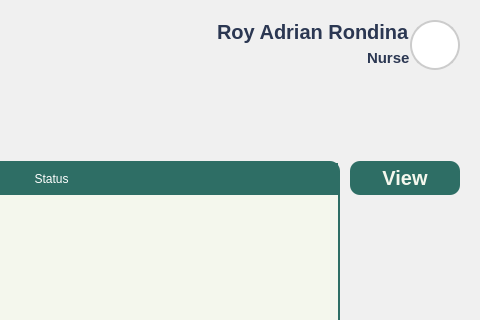
Old version of the form Views/Staff_Transactions.ui in the repository VinsmokeSanji69/COVACHA_CLINIC_SYSTEM; both pictures show x 665 to 1145 and y 0 to 320 of the 1145 by 817 pixel window.
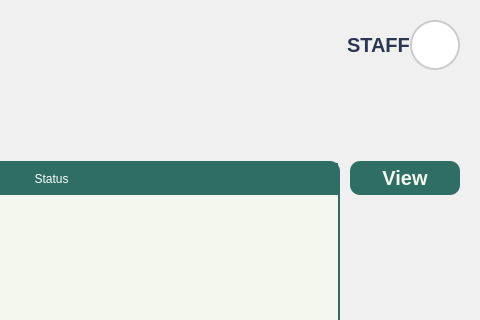
New version of the form. Icons and pictures are not drawn.

```diff
--- a/Views/Staff_Transactions.ui
+++ b/Views/Staff_Transactions.ui
@@ -348,23 +348,16 @@
              <property name="spacing">
               <number>0</number>
              </property>
-             <item alignment="Qt::AlignRight">
+             <item alignment="Qt::AlignRight|Qt::AlignVCenter">
               <widget class="QLabel" name="UserName_2">
                <property name="text">
-                <string>Roy Adrian Rondina</string>
+                <string>STAFF</string>
                </property>
                <property name="alignment">
                 <set>Qt::AlignLeading</set>
                </property>
               </widget>
              </item>
-             <item alignment="Qt::AlignRight">
-              <widget class="QLabel" name="UserType_2">
-               <property name="text">
-                <string>Nurse</string>
-               </property>
-              </widget>
-             </item>
             </layout>
            </item>
            <item>
```
